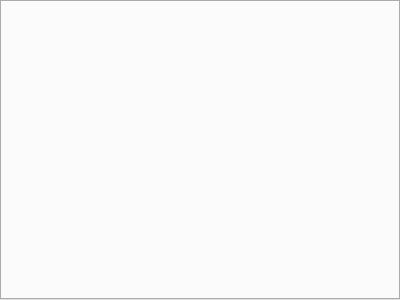
The window that src/gui/tabwidget.ui (GavriloviciEduard/Asclepios-DICOM-Viewer) describes before a commit, drawn with Qt 5.
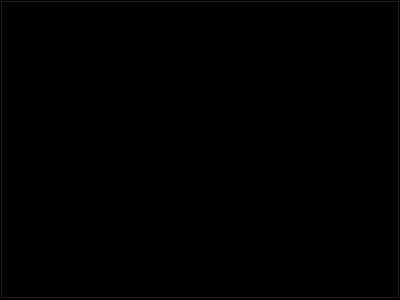
The same window after the commit.

```diff
--- a/src/gui/tabwidget.ui
+++ b/src/gui/tabwidget.ui
@@ -14,7 +14,15 @@
    <string>TabWidget</string>
   </property>
   <property name="styleSheet">
-   <string notr="true"/>
+   <string notr="true">#TabWidget
+{
+	background:black;
+}
+
+#tab
+{
+	background:black;
+}</string>
   </property>
   <layout class="QVBoxLayout" name="verticalLayout">
    <property name="spacing">
```
